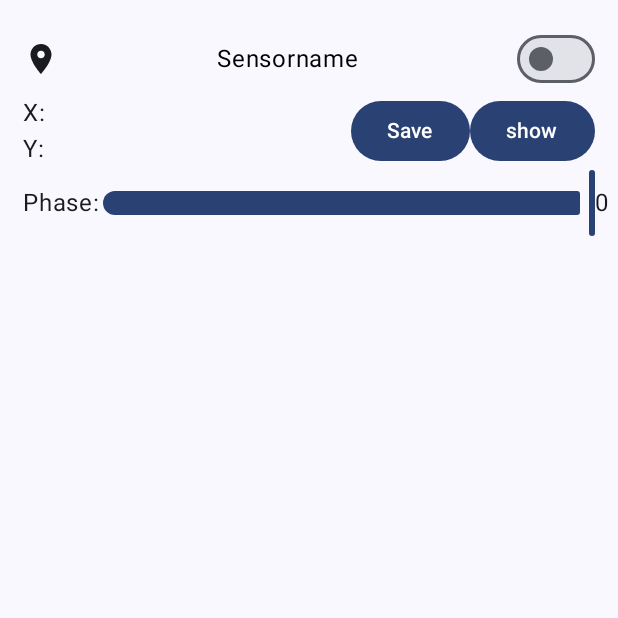
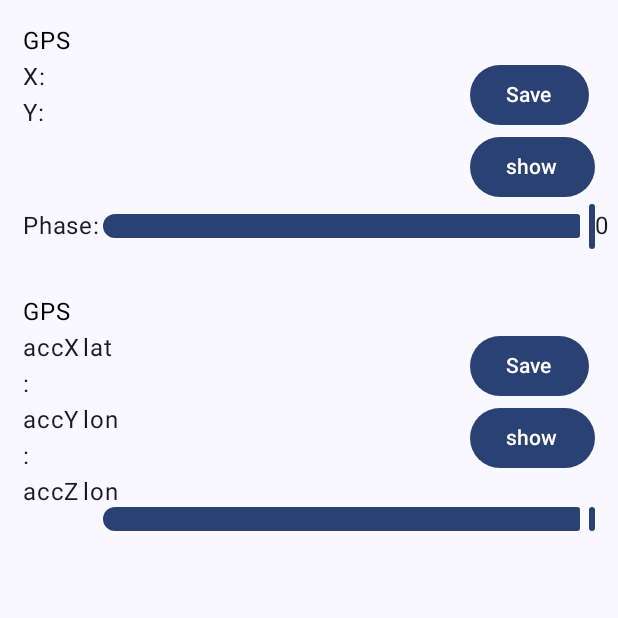
Before and after one commit to NaserMemarJavid/Praktikum1-V2, an Android app built with Jetpack Compose: the screen it shows after launch (MainActivity), on a phone screen of 412 x 824 dp, the top half of it. Run offline under Robolectric (Android 15) with nearby library versions, the phone set to English and light mode, and no system bars.

Commit message:
2.push gyro acc gui

```diff
--- a/src/main/java/com/lern1/mysensors/MainActivity.kt
+++ b/src/main/java/com/lern1/mysensors/MainActivity.kt
@@ -1,11 +1,17 @@
 package com.lern1.mysensors
 
+import android.content.Context
 import android.content.pm.PackageManager
+import android.hardware.Sensor
+import android.hardware.SensorEvent
+import android.hardware.SensorEventListener
+import android.hardware.SensorManager
 import android.location.Location
 import android.location.LocationRequest
 import android.os.Bundle
 import androidx.activity.ComponentActivity
 import androidx.activity.compose.setContent
+import androidx.compose.foundation.border
 import androidx.compose.foundation.layout.Arrangement
 import androidx.compose.foundation.layout.Box
 import androidx.compose.foundation.layout.Column
@@ -32,9 +38,11 @@ import androidx.compose.runtime.setValue
 import androidx.compose.ui.Alignment
 import androidx.compose.ui.Modifier
 import androidx.compose.ui.graphics.Color
+import androidx.compose.ui.platform.LocalContext
 import androidx.compose.ui.tooling.preview.Preview
 import androidx.compose.ui.unit.dp
 import androidx.core.content.ContextCompat
+import androidx.core.content.getSystemService
 import com.google.android.gms.location.FusedLocationProviderClient
 import com.google.android.gms.location.LocationCallback
 import com.google.android.gms.location.LocationServices
@@ -46,15 +54,21 @@ class MainActivity : ComponentActivity() {
     private lateinit var fusedLocationProviderClient: FusedLocationProviderClient
     private lateinit var locationCallback : LocationCallback
 
+    private lateinit var sensorManager: PackageManager
+
     private var lat  by mutableStateOf("")
     private var lon by  mutableStateOf("")
-
 
     override fun onCreate(savedInstanceState: Bundle?) {
         super.onCreate(savedInstanceState)
 
         fusedLocationProviderClient = LocationServices.getFusedLocationProviderClient(this)
         getLocation()
+
+        val sensorEventListener = object : SensorEventListener {
+            override fun onAccuracyChanged(sensor: Sensor, accuracy: Int) {}
+            override fun onSensorChanged(event: SensorEvent) {}
+        }
 
         setContent {
             MySensorsTheme {
@@ -63,8 +77,11 @@ class MainActivity : ComponentActivity() {
                     modifier = Modifier.fillMaxSize(),
                     color = MaterialTheme.colorScheme.background
                 ) {
+                    Column {
+                        Gps(lat, lon)
+                        AccelerometerAndGyroscope()
+                    }
 
-                    Gps(lat, lon)
                 }
             }
         }
@@ -103,7 +120,7 @@ class MainActivity : ComponentActivity() {
 }
 
 @Composable
-fun Gps(lat:String, lon:String){
+fun Gps(lat:String, lon:String) {
 
     //var loc by remember { mutableStateOf<Location?>(null) }
 
@@ -124,12 +141,7 @@ fun Gps(lat:String, lon:String){
                 horizontalArrangement =  Arrangement.SpaceBetween,
                 verticalAlignment     = Alignment.CenterVertically
             ){
-                Icon(imageVector = Icons.Default.LocationOn,
-                    contentDescription = "GPS Icon",
-                )
-                Text(text = "Sensorname", color = Color.Black )
-                Switch(checked = false, onCheckedChange = {
-                })
+                Text(text = "GPS", color = Color.Black )
             }
             Row(
                 modifier = Modifier.fillMaxWidth(),
@@ -149,7 +161,7 @@ fun Gps(lat:String, lon:String){
                             modifier = Modifier.width(100.dp))
                     }
                 }
-                Row {
+                Column {
                     Button(onClick = { }, content = { Text(text = "Save")})
                     Button(onClick = { }, content = { Text(text = "show")})
                 }
@@ -163,13 +175,107 @@ fun Gps(lat:String, lon:String){
             }
         }
     }
-}
 
+} // End of GPS Composable
+
+@Composable
+fun AccelerometerAndGyroscope() {
+
+    val ctx = LocalContext.current
+    val sensorManager: SensorManager = ctx.getSystemService(Context.SENSOR_SERVICE) as SensorManager
+
+    var accX = remember { mutableStateOf(0F) }
+    var accY = remember { mutableStateOf(0F) }
+    var accZ = remember { mutableStateOf(0F) }
+    /*
+        var gyrX = remember { mutableStateOf(0F) }
+        var gyrY = remember { mutableStateOf(0F) }
+        var gyrZ = remember { mutableStateOf(0F) }*/
+
+    val sensorEventListener = object : SensorEventListener {
+        override fun onAccuracyChanged(sensor: Sensor, accuracy: Int) {
+        }
+
+        override fun onSensorChanged(event: SensorEvent) {
+            if (event.sensor.type == Sensor.TYPE_ACCELEROMETER) {
+                accX.value = event.values[0]
+                accY.value = event.values[1]
+                accZ.value = event.values[2]
+            } else if (event.sensor.type == Sensor.TYPE_GYROSCOPE) {
+                // gyrX.value = event.values[0]
+                // gyrY.value = event.values[1]
+                // gyrZ.value = event.values[2]
+            }
+        }
+    }
+
+    Box(
+        modifier = Modifier
+            .fillMaxWidth()
+            .padding(15.dp)
+            .height(150.dp)
+        //.background(color = Color.Gray)
+    ){
+        Column() {
+            Row (
+                modifier = Modifier.fillMaxWidth(),
+                horizontalArrangement =  Arrangement.SpaceBetween,
+                verticalAlignment     = Alignment.CenterVertically
+            ){
+                Text(text = "GPS", color = Color.Black )
+            }
+            Row(
+                modifier = Modifier.fillMaxWidth(),
+                horizontalArrangement =  Arrangement.SpaceBetween,
+            ) {
+                Column() {
+                    Row {
+                        Text(text = "accX:   ",
+                            modifier = Modifier.width(40.dp))
+                        Text(text = "lat",
+                            modifier = Modifier.width(100.dp))
+                    }
+                    Row {
+                        Text(text = "accY:   ",
+                            modifier = Modifier.width(40.dp))
+                        Text(text = "lon",
+                            modifier = Modifier.width(100.dp))
+                    }
+                    Row {
+                        Text(text = "accZ:   ",
+                            modifier = Modifier.width(40.dp))
+                        Text(text = "lon",
+                            modifier = Modifier.width(100.dp))
+                    }
+                }
+                Column {
+                    Button(onClick = { }, content = { Text(text = "Save")})
+                    Button(onClick = { }, content = { Text(text = "show")})
+                }
+            }
+            Row(
+                verticalAlignment = Alignment.CenterVertically
+            ) {
+                Text(text = "Phase:")
+                Slider(value =20f, onValueChange = {} )
+                Text(text = "0")
+            }
+        }
+    }
+
+
+
+
+
+
+}// End of ACC&GYR Composable
 
 
 @Preview(showBackground = true)
 @Composable
 fun GreetingPreview() {
     MySensorsTheme {
+        Gps(lat = "55", lon = "66")
+        AccelerometerAndGyroscope()
     }
 }
```
